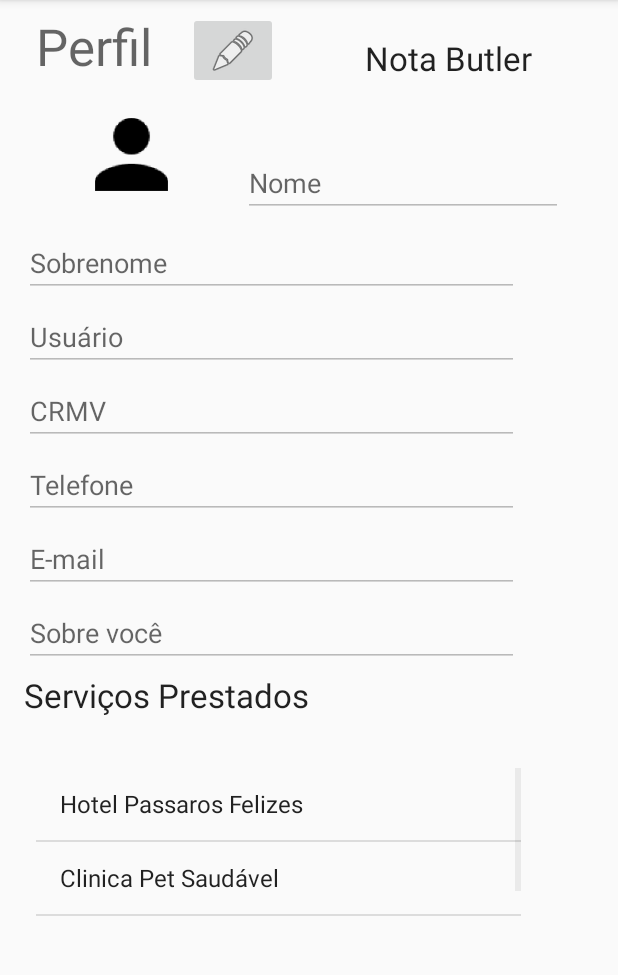
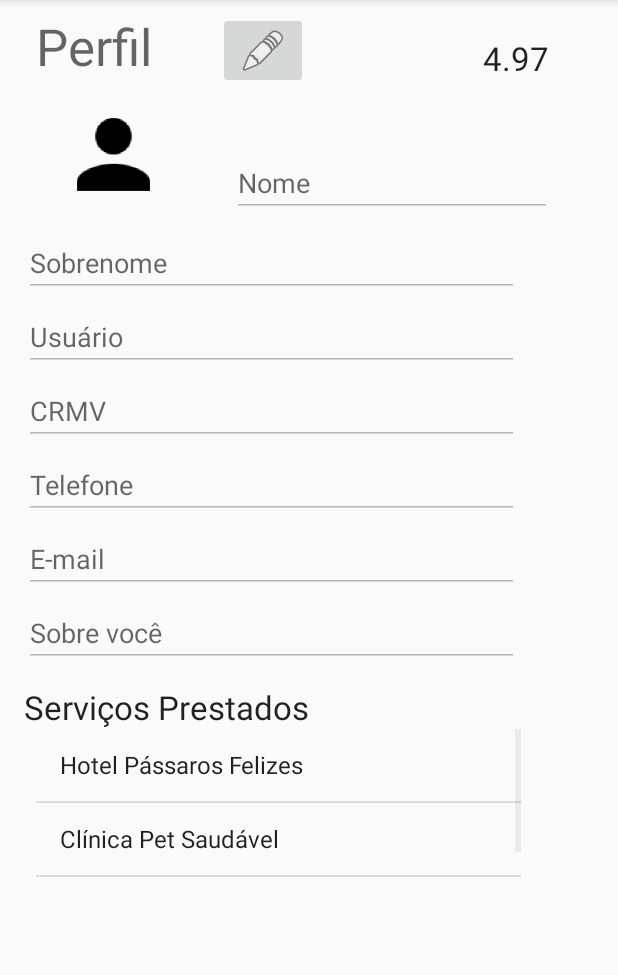
Before and after one commit to lucas-medeiros/PetButler, an Android app: the PerfilButlerActivity screen opened directly, with no data from a screen before it, on a phone screen of 412 x 824 dp, the part 84-1059 px from its top. Run offline under Robolectric (Android 15) with nearby library versions, the phone set to English and light mode, and no system bars.

Commit message:
Merge das telas de Butler Mudanças de legibilidade de código Adição do dicionário em português

```diff
--- a/app/src/main/java/com/example/petbutler/PerfilButlerActivity.java
+++ b/app/src/main/java/com/example/petbutler/PerfilButlerActivity.java
@@ -29,10 +29,12 @@ public class PerfilButlerActivity extends AppCompatActivity {
         final EditText etTelefone = findViewById(R.id.et_telefoneButler);
         final EditText etResumo = findViewById(R.id.et_resumoButler);
         final EditText etCRMV = findViewById(R.id.et_crmv);
+        final TextView tv_notaButler = findViewById(R.id.tv_notaButler);
         final ListView ServicoList = findViewById(R.id.listView_servicolist);
 
+
         final ArrayList<String> a1serv = new ArrayList<>();
-        String serv1 = "Hotel Passaros Felizes", serv2 = "Clinica Pet Saudável", serv3 = "Petshop Nekomamushi";
+        String serv1 = "Hotel Pássaros Felizes", serv2 = "Clínica Pet Saudável", serv3 = "Petshop Nekomamushi";
         a1serv.add(serv1);
         a1serv.add(serv2);
         a1serv.add(serv3);
@@ -64,6 +66,8 @@ public class PerfilButlerActivity extends AppCompatActivity {
         etResumo.setClickable(false);
         etResumo.setEnabled(false);
 
+        tv_notaButler.setText("4.97"); //exemplo, pegar nota no BD
+
         imageButton_editarPerfilButler.setOnClickListener(new View.OnClickListener() {
             @Override
             public void onClick(View v) {
--- a/app/src/main/res/layout/activity_perfil_butler.xml
+++ b/app/src/main/res/layout/activity_perfil_butler.xml
@@ -22,8 +22,8 @@
         android:id="@+id/imageButton_editarPerfilButler"
         android:layout_width="60dp"
         android:layout_height="51dp"
-        android:layout_marginStart="24dp"
-        android:layout_marginLeft="24dp"
+        android:layout_marginStart="44dp"
+        android:layout_marginLeft="44dp"
         android:layout_marginTop="8dp"
         android:contentDescription="@string/editarPerfilButtonDescription"
         app:layout_constraintStart_toEndOf="@+id/tv_perfilButler"
@@ -34,8 +34,8 @@
         android:id="@+id/imageView_fotoPerfilButler"
         android:layout_width="103dp"
         android:layout_height="91dp"
-        android:layout_marginStart="36dp"
-        android:layout_marginLeft="36dp"
+        android:layout_marginStart="24dp"
+        android:layout_marginLeft="24dp"
         android:layout_marginTop="4dp"
         android:contentDescription="@string/fotoPerfil"
         app:layout_constraintStart_toStartOf="parent"
@@ -51,6 +51,7 @@
         android:text="@string/notaButler"
         android:textAppearance="@style/TextAppearance.AppCompat.Large"
         app:layout_constraintEnd_toEndOf="parent"
+        app:layout_constraintHorizontal_bias="0.717"
         app:layout_constraintStart_toEndOf="@+id/imageButton_editarPerfilButler"
         app:layout_constraintTop_toTopOf="parent" />
 
@@ -65,7 +66,8 @@
         app:layout_constraintEnd_toEndOf="parent"
         app:layout_constraintHorizontal_bias="0.38"
         app:layout_constraintStart_toEndOf="@+id/imageView_fotoPerfilButler"
-        app:layout_constraintTop_toBottomOf="@+id/imageButton_editarPerfilButler" />
+        app:layout_constraintTop_toBottomOf="@+id/imageButton_editarPerfilButler"
+        android:autofillHints="" />
 
     <EditText
         android:id="@+id/et_sobrenomeButler"
@@ -80,7 +82,8 @@
         app:layout_constraintEnd_toEndOf="parent"
         app:layout_constraintHorizontal_bias="0.0"
         app:layout_constraintStart_toStartOf="parent"
-        app:layout_constraintTop_toBottomOf="@+id/imageView_fotoPerfilButler" />
+        app:layout_constraintTop_toBottomOf="@+id/imageView_fotoPerfilButler"
+        android:autofillHints="" />
 
     <EditText
         android:id="@+id/et_usuarioButler"
@@ -95,7 +98,8 @@
         app:layout_constraintEnd_toEndOf="parent"
         app:layout_constraintHorizontal_bias="0.0"
         app:layout_constraintStart_toStartOf="parent"
-        app:layout_constraintTop_toBottomOf="@+id/et_sobrenomeButler" />
+        app:layout_constraintTop_toBottomOf="@+id/et_sobrenomeButler"
+        android:importantForAutofill="no" />
 
     <EditText
         android:id="@+id/et_crmv"
@@ -110,7 +114,8 @@
         app:layout_constraintEnd_toEndOf="parent"
         app:layout_constraintHorizontal_bias="0.0"
         app:layout_constraintStart_toStartOf="parent"
-        app:layout_constraintTop_toBottomOf="@+id/et_usuarioButler" />
+        app:layout_constraintTop_toBottomOf="@+id/et_usuarioButler"
+        android:importantForAutofill="no" />
 
     <EditText
         android:id="@+id/et_telefoneButler"
@@ -125,7 +130,8 @@
         app:layout_constraintEnd_toEndOf="parent"
         app:layout_constraintHorizontal_bias="0.0"
         app:layout_constraintStart_toStartOf="parent"
-        app:layout_constraintTop_toBottomOf="@+id/et_crmv" />
+        app:layout_constraintTop_toBottomOf="@+id/et_crmv"
+        android:autofillHints="" />
 
     <EditText
         android:id="@+id/et_emailButler"
@@ -140,7 +146,8 @@
         app:layout_constraintEnd_toEndOf="parent"
         app:layout_constraintHorizontal_bias="0.0"
         app:layout_constraintStart_toStartOf="parent"
-        app:layout_constraintTop_toBottomOf="@+id/et_telefoneButler" />
+        app:layout_constraintTop_toBottomOf="@+id/et_telefoneButler"
+        android:autofillHints="" />
 
     <EditText
         android:id="@+id/et_resumoButler"
@@ -156,7 +163,8 @@
         app:layout_constraintEnd_toEndOf="parent"
         app:layout_constraintHorizontal_bias="0.0"
         app:layout_constraintStart_toStartOf="parent"
-        app:layout_constraintTop_toBottomOf="@+id/et_emailButler" />
+        app:layout_constraintTop_toBottomOf="@+id/et_emailButler"
+        android:importantForAutofill="no" />
 
     <TextView
         android:id="@+id/tv_servico"
@@ -164,7 +172,7 @@
         android:layout_height="wrap_content"
         android:layout_marginStart="16dp"
         android:layout_marginLeft="16dp"
-        android:layout_marginTop="4dp"
+        android:layout_marginTop="12dp"
         android:text="@string/servicos"
         android:textAppearance="@style/TextAppearance.AppCompat.Large"
         app:layout_constraintEnd_toEndOf="parent"
@@ -184,7 +192,7 @@
         app:layout_constraintHorizontal_bias="0.16"
         app:layout_constraintStart_toStartOf="parent"
         app:layout_constraintTop_toBottomOf="@+id/tv_servico"
-        app:layout_constraintVertical_bias="0.19" />
+        app:layout_constraintVertical_bias="0.0" />
 
 
 </android.support.constraint.ConstraintLayout>
```
Also changed, not shown: app/src/main/java/com/example/petbutler/CadastroActivity.java (+33 -38 lines).
